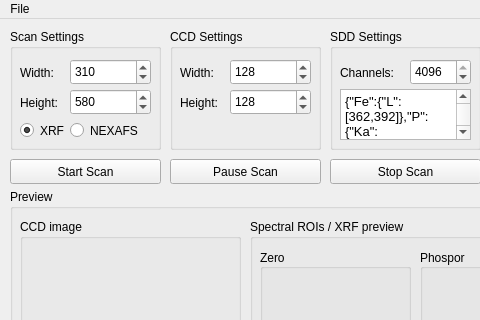
neitmedia/AnImaX, file GUI/gui.ui: the form before one commit; both pictures show x 0 to 480 and y 0 to 320 of the 1079 by 680 pixel window.
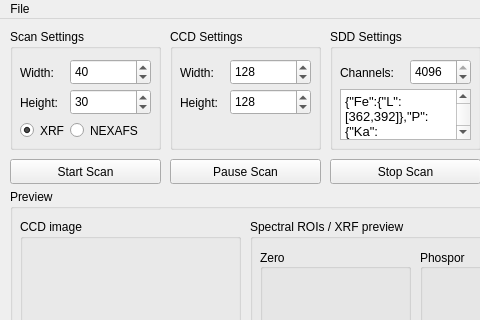
The form after the commit.

```diff
--- a/GUI/gui.ui
+++ b/GUI/gui.ui
@@ -65,7 +65,7 @@
       <number>1000</number>
      </property>
      <property name="value">
-      <number>310</number>
+      <number>40</number>
      </property>
     </widget>
     <widget class="QSpinBox" name="spbScanHeight">
@@ -81,7 +81,7 @@
       <number>1000</number>
      </property>
      <property name="value">
-      <number>580</number>
+      <number>30</number>
      </property>
     </widget>
     <widget class="QRadioButton" name="rdbXRF">
```
